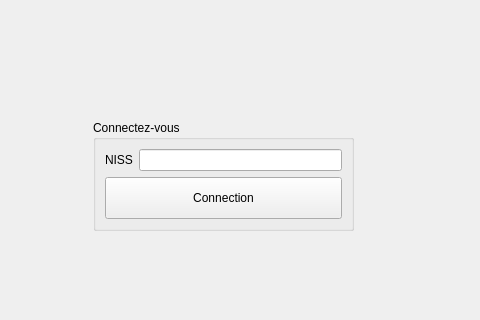
Old version of the form code/gui/gui/mainwindow.ui in the repository JustRayCB/bdd_projet1; both pictures show x 377 to 857 and y 139 to 459 of the 1004 by 639 pixel window.
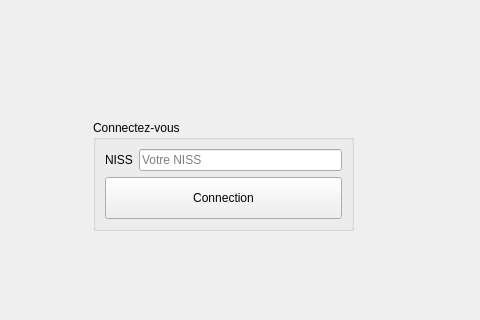
New version of the form. The open tabs and pages were chosen to show the change. Icons and pictures are not drawn.

The edit to the form file:
```diff
--- a/code/gui/gui/mainwindow.ui
+++ b/code/gui/gui/mainwindow.ui
@@ -82,7 +82,11 @@
           </widget>
          </item>
          <item>
-          <widget class="QLineEdit" name="nissText"/>
+          <widget class="QLineEdit" name="nissText">
+           <property name="placeholderText">
+            <string>Votre NISS</string>
+           </property>
+          </widget>
          </item>
         </layout>
        </item>
```
Left out of the diff: 2 changed lines with no effect on the pictures.
